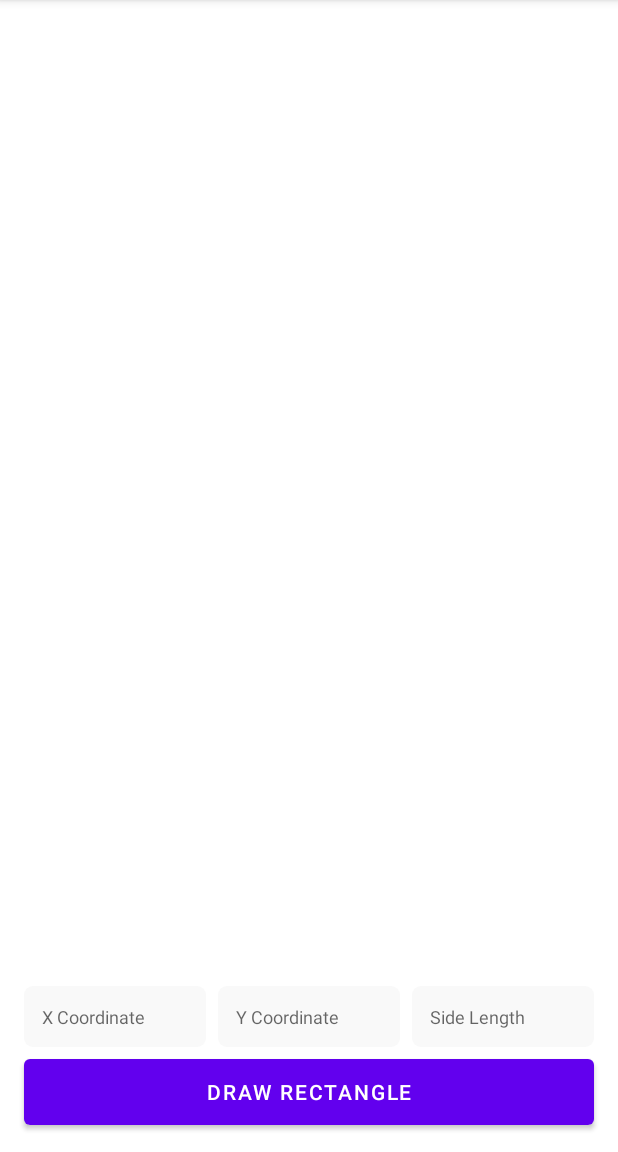
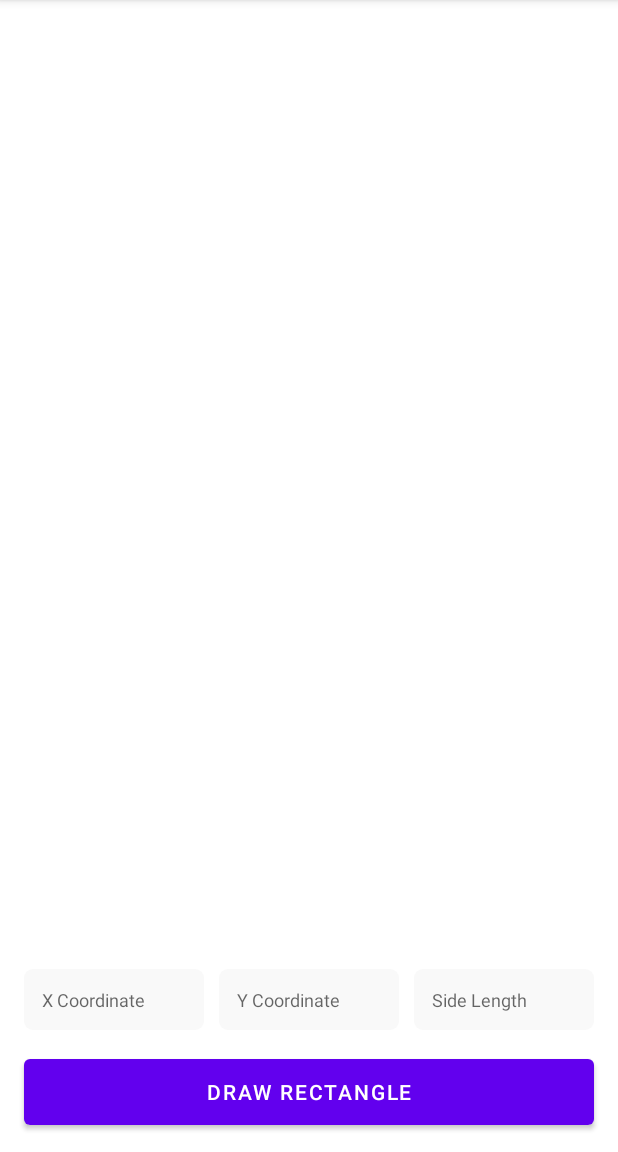
Before and after one commit to fathanafif/Satunol-CodeTest-1, an Android app: the screen it shows after launch (MainActivity), on a phone screen of 412 x 824 dp, the part 84-1236 px from its top. Run offline under Robolectric (Android 15) with nearby library versions, the phone set to English and light mode, and no system bars.

Commit message:
fix edit text positions and margins

```diff
--- a/app/src/main/res/layout/activity_main.xml
+++ b/app/src/main/res/layout/activity_main.xml
@@ -21,17 +21,16 @@
         android:layout_width="match_parent"
         android:layout_height="wrap_content"
         android:paddingStart="16dp"
-        android:layout_marginBottom="-4dp"
         android:paddingEnd="16dp"
         android:weightSum="3"
-        app:layout_constraintBottom_toTopOf="@+id/materialButton">
+        app:layout_constraintTop_toBottomOf="@+id/frameLayout">
 
         <com.google.android.material.textfield.TextInputEditText
             android:id="@+id/input_x"
             android:layout_width="0dp"
             android:layout_height="match_parent"
             android:layout_marginVertical="6dp"
-            android:layout_marginEnd="8dp"
+            android:layout_marginEnd="10dp"
             android:layout_weight="1"
             android:background="@drawable/rounded_corner"
             android:backgroundTint="#F9F9F9"
@@ -47,7 +46,7 @@
             android:layout_width="0dp"
             android:layout_height="match_parent"
             android:layout_marginVertical="6dp"
-            android:layout_marginEnd="8dp"
+            android:layout_marginEnd="10dp"
             android:layout_weight="1"
             android:background="@drawable/rounded_corner"
             android:backgroundTint="#F9F9F9"
```
